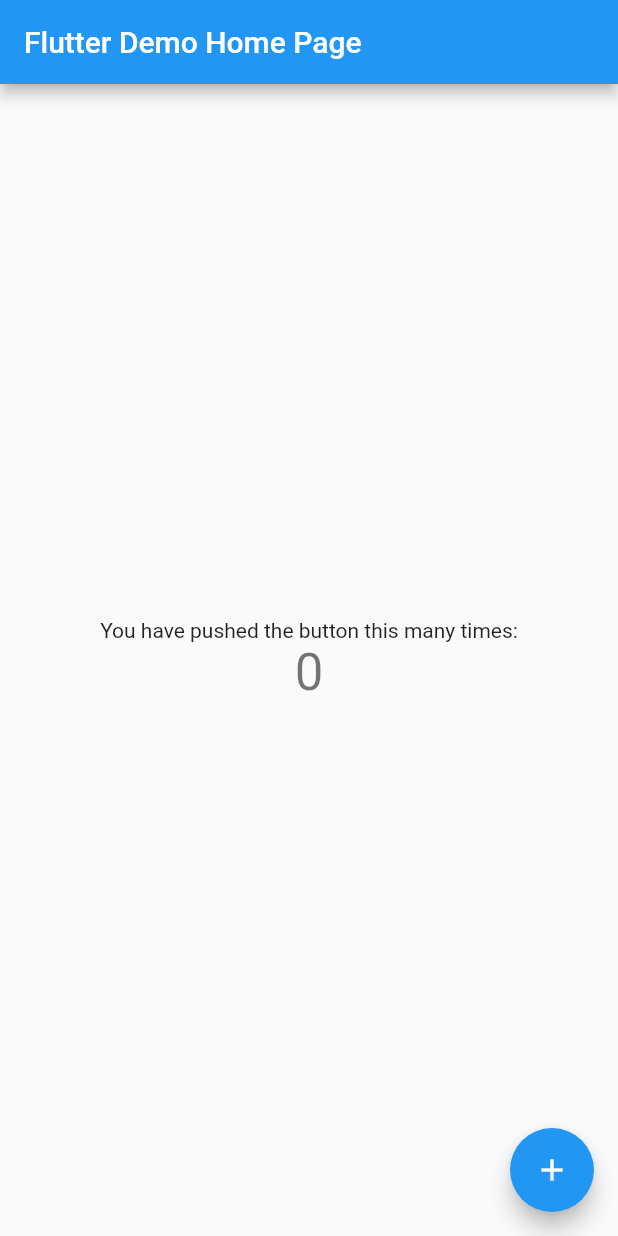
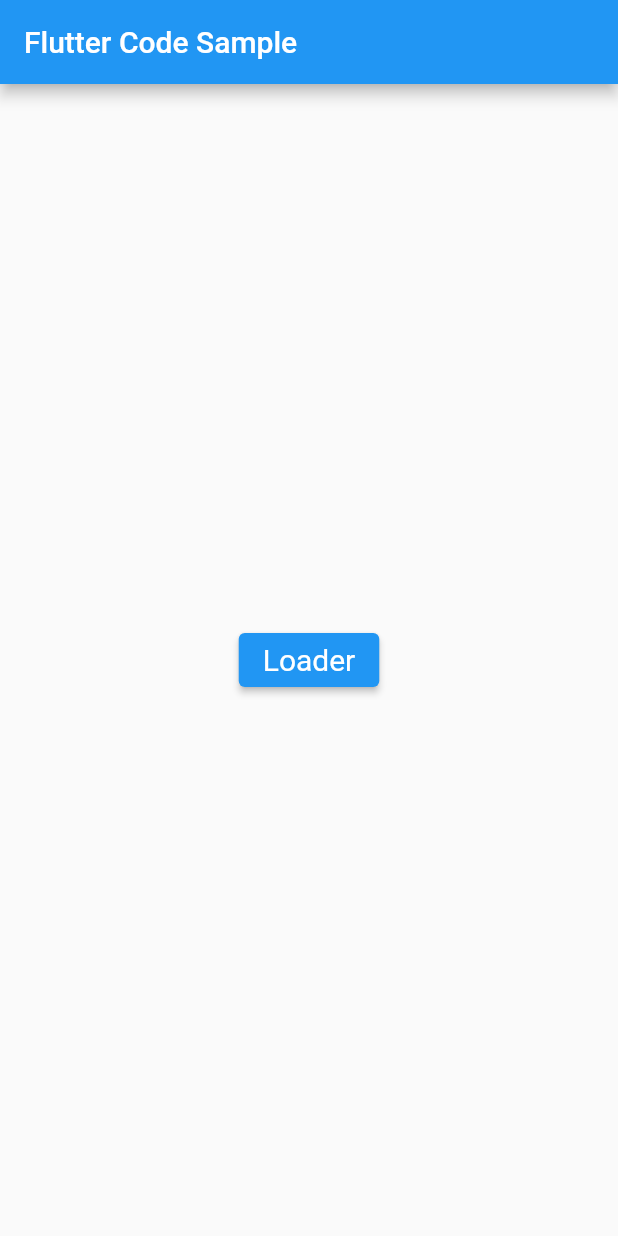
Before and after one commit to flaviostutz/flutter-hackday, a Flutter app: the screen it shows after launch, on a phone screen of 412 x 824 dp. Run offline on Flutter 3.47's test engine with Material 2 defaults, Android fonts, the phone set to English and light mode, and no system bars.

Commit message:
add loader

```diff
--- a/whatever/lib/main.dart
+++ b/whatever/lib/main.dart
@@ -1,115 +1,94 @@
 import 'package:flutter/material.dart';
 
-void main() {
-  runApp(const MyApp());
-}
+void main() => runApp(MyApp());
 
 class MyApp extends StatelessWidget {
   const MyApp({Key? key}) : super(key: key);
 
-  // This widget is the root of your application.
+  static const String _title = 'Flutter Code Sample';
+
   @override
   Widget build(BuildContext context) {
     return MaterialApp(
-      title: 'Flutter Demo',
-      theme: ThemeData(
-        // This is the theme of your application.
-        //
-        // Try running your application with "flutter run". You'll see the
-        // application has a blue toolbar. Then, without quitting the app, try
-        // changing the primarySwatch below to Colors.green and then invoke
-        // "hot reload" (press "r" in the console where you ran "flutter run",
-        // or simply save your changes to "hot reload" in a Flutter IDE).
-        // Notice that the counter didn't reset back to zero; the application
-        // is not restarted.
-        primarySwatch: Colors.blue,
+      title: _title,
+      home: Scaffold(
+        appBar: AppBar(title: const Text(_title)),
+        body: const MyStatefulWidget(),
       ),
-      home: const MyHomePage(title: 'Flutter Demo Home Page'),
     );
   }
 }
 
-class MyHomePage extends StatefulWidget {
-  const MyHomePage({Key? key, required this.title}) : super(key: key);
-
-  // This widget is the home page of your application. It is stateful, meaning
-  // that it has a State object (defined below) that contains fields that affect
-  // how it looks.
-
-  // This class is the configuration for the state. It holds the values (in this
-  // case the title) provided by the parent (in this case the App widget) and
-  // used by the build method of the State. Fields in a Widget subclass are
-  // always marked "final".
-
-  final String title;
+/// This is the stateful widget that the main application instantiates.
+class MyStatefulWidget extends StatefulWidget {
+  const MyStatefulWidget({Key? key}) : super(key: key);
 
   @override
-  State<MyHomePage> createState() => _MyHomePageState();
+  State<MyStatefulWidget> createState() => _MyStatefulWidgetState();
 }
 
-class _MyHomePageState extends State<MyHomePage> {
-  int _counter = 0;
+/// This is the private State class that goes with MyStatefulWidget.
+class _MyStatefulWidgetState extends State<MyStatefulWidget>
+    with TickerProviderStateMixin {
+  late AnimationController controller;
 
-  void _incrementCounter() {
+  @override
+  void initState() {
+    controller = AnimationController(
+      vsync: this,
+      duration: const Duration(seconds: 3),
+    )..addListener(() {
+        setState(() {});
+      });
+    controller.repeat(reverse: true);
+    super.initState();
+  }
+
+  @override
+  void dispose() {
+    controller.dispose();
+    super.dispose();
+  }
+
+  // The indicator will show up when _isLoading = true.
+  // The button will be unpressable, too.
+  bool _isLoading = false;
+
+  // This function will be triggered when the button is pressed
+  void _startLoading() async {
     setState(() {
-      // This call to setState tells the Flutter framework that something has
-      // changed in this State, which causes it to rerun the build method below
-      // so that the display can reflect the updated values. If we changed
-      // _counter without calling setState(), then the build method would not be
-      // called again, and so nothing would appear to happen.
-      _counter++;
+      _isLoading = true;
+    });
+
+    // Wait for 3 seconds
+    // You can replace this with your own task like fetching data, proccessing images, etc
+    await Future.delayed(Duration(seconds: 3));
+
+    setState(() {
+      _isLoading = false;
     });
   }
 
-  @override
   Widget build(BuildContext context) {
-    // This method is rerun every time setState is called, for instance as done
-    // by the _incrementCounter method above.
-    //
-    // The Flutter framework has been optimized to make rerunning build methods
-    // fast, so that you can just rebuild anything that needs updating rather
-    // than having to individually change instances of widgets.
-    return Scaffold(
-      appBar: AppBar(
-        // Here we take the value from the MyHomePage object that was created by
-        // the App.build method, and use it to set our appbar title.
-        title: Text(widget.title),
+    final ButtonStyle style =
+        ElevatedButton.styleFrom(textStyle: const TextStyle(fontSize: 20));
+
+    return Center(
+      child: Column(
+        mainAxisSize: MainAxisSize.min,
+        children: <Widget>[
+          _isLoading
+              ? CircularProgressIndicator(
+                  value: controller.value,
+                  semanticsLabel: 'Linear progress indicator',
+                )
+              : ElevatedButton(
+                  style: style,
+                  onPressed: _startLoading,
+                  child: const Text('Loader'),
+                ),
+        ],
       ),
-      body: Center(
-        // Center is a layout widget. It takes a single child and positions it
-        // in the middle of the parent.
-        child: Column(
-          // Column is also a layout widget. It takes a list of children and
-          // arranges them vertically. By default, it sizes itself to fit its
-          // children horizontally, and tries to be as tall as its parent.
-          //
-          // Invoke "debug painting" (press "p" in the console, choose the
-          // "Toggle Debug Paint" action from the Flutter Inspector in Android
-          // Studio, or the "Toggle Debug Paint" command in Visual Studio Code)
-          // to see the wireframe for each widget.
-          //
-          // Column has various properties to control how it sizes itself and
-          // how it positions its children. Here we use mainAxisAlignment to
-          // center the children vertically; the main axis here is the vertical
-          // axis because Columns are vertical (the cross axis would be
-          // horizontal).
-          mainAxisAlignment: MainAxisAlignment.center,
-          children: <Widget>[
-            const Text(
-              'You have pushed the button this many times:',
-            ),
-            Text(
-              '$_counter',
-              style: Theme.of(context).textTheme.headline4,
-            ),
-          ],
-        ),
-      ),
-      floatingActionButton: FloatingActionButton(
-        onPressed: _incrementCounter,
-        tooltip: 'Increment',
-        child: const Icon(Icons.add),
-      ), // This trailing comma makes auto-formatting nicer for build methods.
     );
   }
 }
```
Also changed, not shown: 1 other file.
